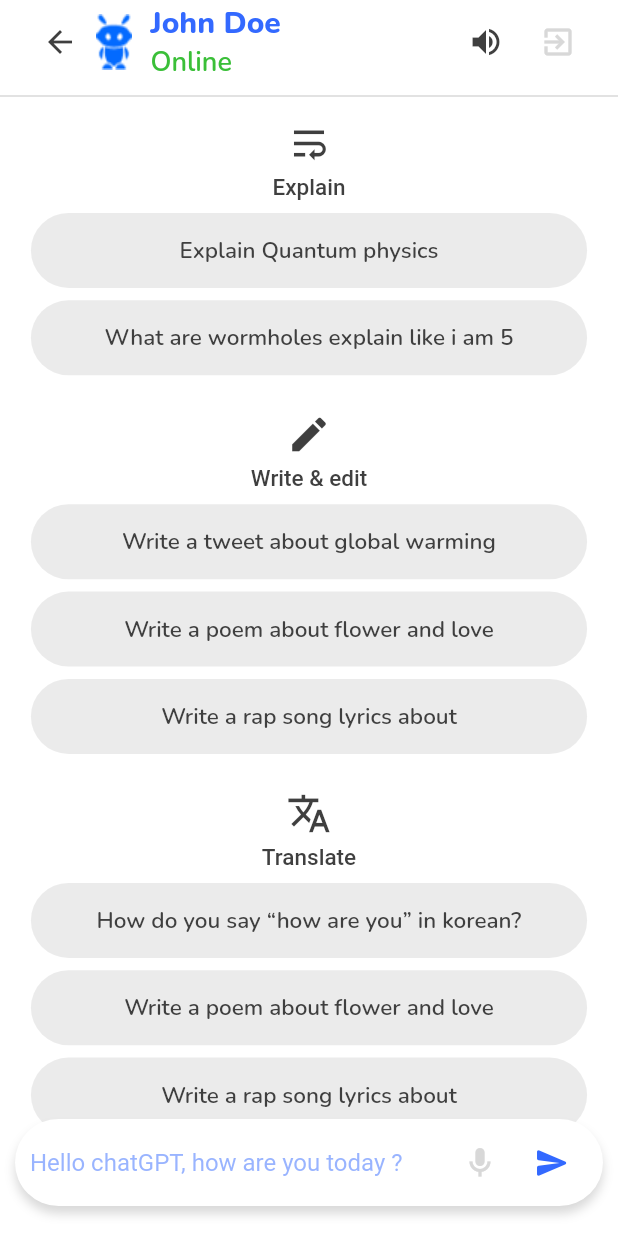
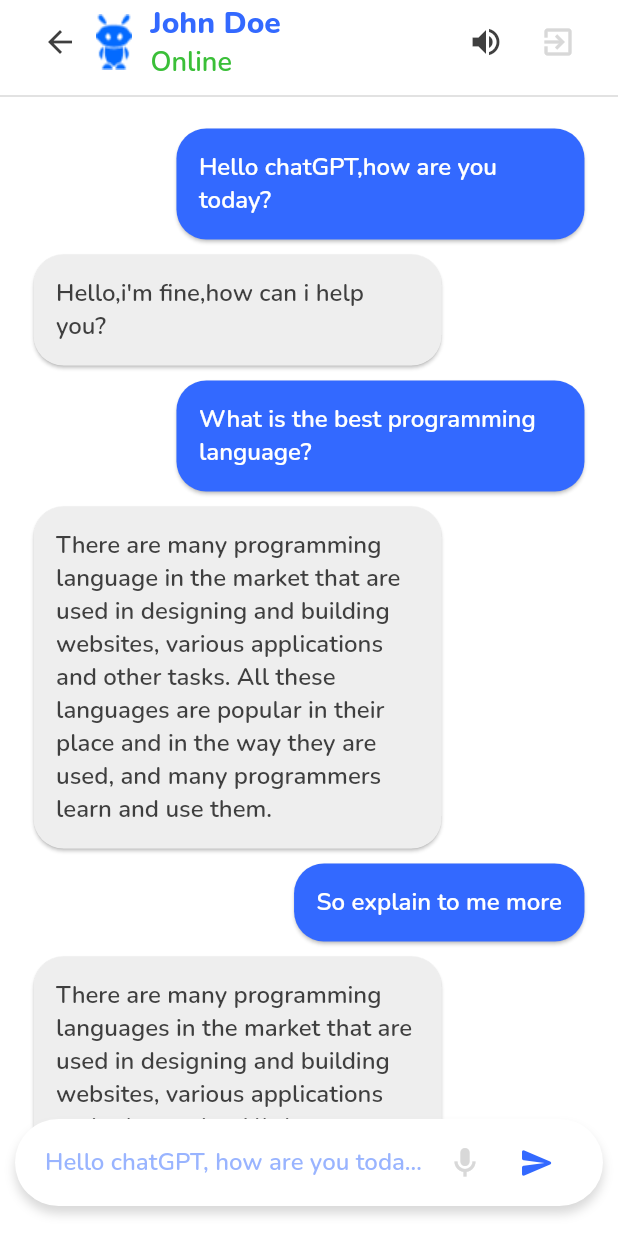
Before and after one commit to mafzaldev/flutter-chatgpt-ui, a Flutter app: the screen it shows after launch, on a phone screen of 412 x 824 dp. Run offline on Flutter 3.47's test engine with Material 2 defaults, Android fonts, the phone set to English and light mode, and no system bars; our stand-ins replace google_fonts.

Commit message:
added chats in chat screen

```diff
--- a/lib/screens/chat_screen.dart
+++ b/lib/screens/chat_screen.dart
@@ -2,9 +2,9 @@ import 'package:chatgpt_app_ui/utils/app_styles.dart';
 import 'package:chatgpt_app_ui/utils/responsive.dart';
 import 'package:flutter/material.dart';
 
-import '../widgets/getting_started_tip.dart';
-import '../widgets/icon_with_text.dart';
+import '../utils/data.dart';
 import '../widgets/input_field.dart';
+import '../widgets/message_bubble.dart';
 
 class Chat extends StatelessWidget {
   const Chat({super.key});
@@ -23,46 +23,19 @@ class Chat extends StatelessWidget {
         ),
         Padding(
           padding: EdgeInsets.symmetric(
-              horizontal: SizeConfig.horizontalBlockSize! * 5),
+              horizontal: SizeConfig.horizontalBlockSize! * 3,
+              vertical: SizeConfig.verticalBlockSize! * 3),
           //main content goes here
 
-          child: ListView(
-            children: [
-              SizedBox(
-                height: SizeConfig.horizontalBlockSize! * 6,
-              ),
-              Column(
-                children: const [
-                  IconWithText(icon: Icons.wrap_text, text: "Explain"),
-                  GettingStartedTip(text: 'Explain Quantum physics'),
-                  GettingStartedTip(
-                      text: 'What are wormholes explain like i am 5'),
-                ],
-              ),
-              SizedBox(
-                height: SizeConfig.horizontalBlockSize! * 6,
-              ),
-              Column(
-                children: const [
-                  IconWithText(icon: Icons.edit, text: "Write & edit"),
-                  GettingStartedTip(text: 'Write a tweet about global warming'),
-                  GettingStartedTip(text: 'Write a poem about flower and love'),
-                  GettingStartedTip(text: 'Write a rap song lyrics about'),
-                ],
-              ),
-              SizedBox(
-                height: SizeConfig.horizontalBlockSize! * 6,
-              ),
-              Column(
-                children: const [
-                  IconWithText(icon: Icons.translate, text: "Translate"),
-                  GettingStartedTip(
-                      text: 'How do you say “how are you” in korean?'),
-                  GettingStartedTip(text: 'Write a poem about flower and love'),
-                  GettingStartedTip(text: 'Write a rap song lyrics about'),
-                ],
-              )
-            ],
+          // child: const GettingStartedTipsBuilder(),
+          child: ListView.builder(
+            itemCount: chatMessages.length,
+            itemBuilder: (context, index) {
+              return MessageBubble(
+                message: chatMessages[index]["message"].toString(),
+                isMe: chatMessages[index]["isMe"],
+              );
+            },
           ),
         ),
         const InputField()
--- a/lib/utils/app_styles.dart
+++ b/lib/utils/app_styles.dart
@@ -3,7 +3,9 @@ import 'package:google_fonts/google_fonts.dart';
 
 const Color cPrimaryBlue = Color(0xff3369ff);
 const Color cWhite = Color(0xFFFFFFFF);
-const Color cGrey = Color.fromARGB(255, 216, 216, 216);
+const Color cGrey = Color(0xFFD8D8D8);
+const Color cSenderBubbleCar = Color(0xFFEEEEEE);
+
 const Color cBlack = Color(0xff3f3f3f);
 const Color cGreen = Color(0xff3abf38);
 
--- a/lib/utils/data.dart
+++ b/lib/utils/data.dart
@@ -0,0 +1,16 @@
+List chatMessages = [
+  {"message": "Hello chatGPT,how are you today?", "isMe": true},
+  {"message": "Hello,i'm fine,how can i help you?", "isMe": false},
+  {"message": "What is the best programming language?", "isMe": true},
+  {
+    "message":
+        "There are many programming language in the market that are used in designing and building websites, various applications and other tasks. All these languages are popular in their place and in the way they are used, and many programmers learn and use them.",
+    "isMe": false
+  },
+  {"message": "So explain to me more", "isMe": true},
+  {
+    "message":
+        "There are many programming languages in the market that are used in designing and building websites, various applications and other tasks. All these languages are popular in their place and in the way they are used, and many programmers learn and use them.",
+    "isMe": false
+  },
+];
--- /dev/null
+++ b/lib/widgets/getting_started_tips_builder.dart
@@ -0,0 +1,52 @@
+import 'package:flutter/material.dart';
+
+import '../utils/responsive.dart';
+import 'getting_started_tip.dart';
+import 'icon_with_text.dart';
+
+class GettingStartedTipsBuilder extends StatelessWidget {
+  const GettingStartedTipsBuilder({
+    Key? key,
+  }) : super(key: key);
+
+  @override
+  Widget build(BuildContext context) {
+    SizeConfig().init(context);
+    return ListView(
+      children: [
+        SizedBox(
+          height: SizeConfig.horizontalBlockSize! * 6,
+        ),
+        Column(
+          children: const [
+            IconWithText(icon: Icons.wrap_text, text: "Explain"),
+            GettingStartedTip(text: 'Explain Quantum physics'),
+            GettingStartedTip(text: 'What are wormholes explain like i am 5'),
+          ],
+        ),
+        SizedBox(
+          height: SizeConfig.horizontalBlockSize! * 6,
+        ),
+        Column(
+          children: const [
+            IconWithText(icon: Icons.edit, text: "Write & edit"),
+            GettingStartedTip(text: 'Write a tweet about global warming'),
+            GettingStartedTip(text: 'Write a poem about flower and love'),
+            GettingStartedTip(text: 'Write a rap song lyrics about'),
+          ],
+        ),
+        SizedBox(
+          height: SizeConfig.horizontalBlockSize! * 6,
+        ),
+        Column(
+          children: const [
+            IconWithText(icon: Icons.translate, text: "Translate"),
+            GettingStartedTip(text: 'How do you say “how are you” in korean?'),
+            GettingStartedTip(text: 'Write a poem about flower and love'),
+            GettingStartedTip(text: 'Write a rap song lyrics about'),
+          ],
+        )
+      ],
+    );
+  }
+}
--- a/lib/widgets/input_field.dart
+++ b/lib/widgets/input_field.dart
@@ -12,7 +12,7 @@ class InputField extends StatelessWidget {
       alignment: Alignment.bottomCenter,
       child: Container(
         margin: const EdgeInsets.only(bottom: 20, right: 10, left: 10),
-        padding: const EdgeInsets.symmetric(horizontal: 10, vertical: 5),
+        padding: const EdgeInsets.symmetric(horizontal: 20, vertical: 5),
         decoration: BoxDecoration(
           color: cWhite,
           boxShadow: const [
@@ -31,7 +31,8 @@ class InputField extends StatelessWidget {
               child: TextField(
                 decoration: InputDecoration(
                     hintText: "Hello chatGPT, how are you today ?",
-                    hintStyle: TextStyle(color: cPrimaryBlue.withOpacity(0.5)),
+                    hintStyle: cSemiBold.copyWith(
+                        color: cPrimaryBlue.withOpacity(0.5)),
                     border: InputBorder.none),
               ),
             ),
--- /dev/null
+++ b/lib/widgets/message_bubble.dart
@@ -0,0 +1,32 @@
+import 'package:chatgpt_app_ui/utils/app_styles.dart';
+import 'package:flutter/material.dart';
+
+class MessageBubble extends StatelessWidget {
+  final String message;
+  final bool isMe;
+  const MessageBubble({super.key, required this.message, required this.isMe});
+
+  @override
+  Widget build(BuildContext context) {
+    return Align(
+      alignment: isMe ? Alignment.centerRight : Alignment.centerLeft,
+      child: ConstrainedBox(
+        constraints:
+            BoxConstraints(maxWidth: MediaQuery.of(context).size.width - 120),
+        child: Card(
+          shape:
+              RoundedRectangleBorder(borderRadius: BorderRadius.circular(20)),
+          margin: const EdgeInsets.symmetric(horizontal: 10, vertical: 5),
+          color: isMe ? cPrimaryBlue : cSenderBubbleCar,
+          child: Padding(
+              padding: const EdgeInsets.all(15),
+              child: Text(
+                message,
+                style: cSemiBold.copyWith(
+                    color: isMe ? cWhite : cBlack, fontSize: 16),
+              )),
+        ),
+      ),
+    );
+  }
+}
```
